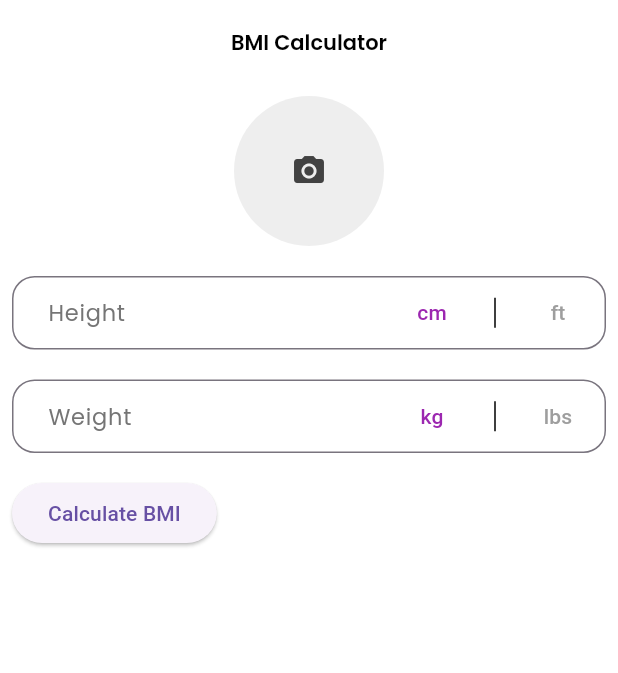
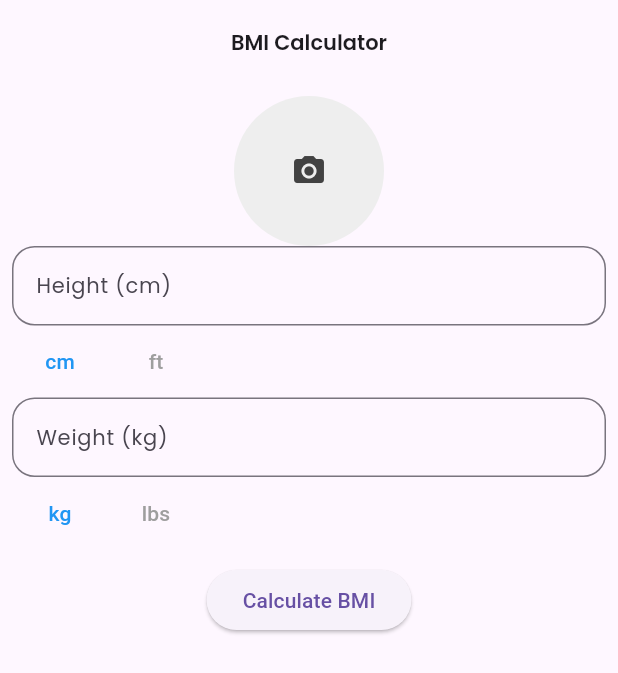
Before and after one commit to aneangel/slugNutrition, a Flutter app: the BMICalculatorScreen screen opened directly, on a phone screen of 412 x 824 dp. Shown: the top 673 px of the screen. Run offline on Flutter 3.47's test engine with Material 3 defaults, Android fonts, the phone set to English and light mode, and no system bars; our stand-ins replace cloud_firestore, firebase_auth, firebase_core, flutter_native_splash, flutter_otp_text_field, get and 7 more; missing offline and left inert: flutter_facebook_auth; accounts and stored records are empty.

```diff
--- a/lib/src/features/core/screens/bmi/bmi.dart
+++ b/lib/src/features/core/screens/bmi/bmi.dart
@@ -12,8 +12,6 @@ class _BMICalculatorScreenState extends State<BMICalculatorScreen> {
   final TextEditingController _heightController = TextEditingController();
   final TextEditingController _weightController = TextEditingController();
   double _bmi = 0;
-  String _heightUnit = 'cm'; // Default unit
-  String _weightUnit = 'kg'; // Default unit
   String _selectedUnit = 'cm';
   String _selectedWUnit = 'kg';
   File? _profileImage;
@@ -35,22 +33,6 @@ class _BMICalculatorScreenState extends State<BMICalculatorScreen> {
     }
   }
 
-  void calculateBMI() {
-    final heightInCm =
-        convertFeetInchesToCm(_heightController.text); // Height conversion
-    final weightInKg = convertPoundsToKg(
-        double.parse(_weightController.text)); // Weight conversion
-
-    if (heightInCm > 0) {
-      final heightInMeters = heightInCm / 100;
-      final bmi = weightInKg / (heightInMeters * heightInMeters);
-      // Use the BMI value for your logic
-      print("BMI is $bmi");
-    } else {
-      // Handle error: invalid height input
-    }
-  }
-
   @override
   void initState() {
     super.initState();
@@ -66,45 +48,82 @@ class _BMICalculatorScreenState extends State<BMICalculatorScreen> {
   }
 
   void _formatHeightInput() {
-    String text = _heightController.text;
+    if (_selectedUnit == 'ft') {
+      final text = _heightController.text;
+      // Regex to match feet and optional inches with or without quotes
+      final regex = RegExp(r'^(\d+)' r"'?" r'(\d{0,2})' r'"?$');
 
-    // This is a basic implementation and might need adjustments
-    // to handle edge cases and improve usability.
-    if (_selectedUnit == 'ft' &&
-        text.isNotEmpty &&
-        !text.contains("'") &&
-        text.length <= 2) {
-      text += "'"; // Append a single quote to indicate feet
-      _heightController.value = TextEditingValue(
-        text: text,
-        selection: TextSelection.collapsed(offset: text.length),
+      if (regex.hasMatch(text)) {
+        final match = regex.firstMatch(text)!;
+        String feet = match.group(1)!;
+        String inches = match.group(2)!;
+
+        // Check if the last character is a digit or a quote
+        bool isLastCharDigit = text.isNotEmpty && '0123456789'.contains(text[text.length - 1]);
+
+        // If inches are 2 digits long, or the last character is not a digit, auto-format with a closing quote
+        if (inches.length == 2 || (!isLastCharDigit && inches.isNotEmpty)) {
+          inches += '"';
+        }
+
+        // Rebuild the formatted text only if inches are present or the last character is a quote
+        if (inches.isNotEmpty || text.endsWith('"')) {
+          String formattedText = "$feet'$inches";
+          // Update the controller text without moving the cursor to the end
+          TextEditingValue value = TextEditingValue(
+            text: formattedText,
+            selection: TextSelection.collapsed(offset: _heightController.selection.baseOffset),
           );
+
+          // Prevent cursor from moving to the end when deleting characters
+          if (value.text.length >= _heightController.value.text.length || text.endsWith('"')) {
+            _heightController.value = value;
+          }
+        }
+      }
     }
   }
 
+
   double convertFeetInchesToCm(String feetInches) {
     final parts = feetInches.split("'");
-    if (parts.length == 2) {
+    if (parts.length >= 1) {
       final feet = int.parse(parts[0]);
-      final inches = int.parse(parts[1]);
-      return ((feet * 12) + inches) * 2.54; // Convert total inches to cm
+      final inches = parts.length > 1 ? int.parse(parts[1].replaceAll('"', '')) : 0;
+      return ((feet * 12) + inches) * 2.54;
     }
-    return 0; // Default to 0 or handle error appropriately
+    return 0;
   }
 
   double convertPoundsToKg(double pounds) {
     return pounds * 0.453592;
   }
 
+  void calculateBMI() {
+    double heightInCm;
+    if (_selectedUnit == 'ft') {
+      heightInCm = convertFeetInchesToCm(_heightController.text);
+    } else {
+      heightInCm = double.parse(_heightController.text);
+    }
+
+    final weightInKg = _selectedWUnit == 'lbs'
+        ? convertPoundsToKg(double.parse(_weightController.text))
+        : double.parse(_weightController.text);
+
+    if (heightInCm > 0) {
+      final heightInMeters = heightInCm / 100;
+      setState(() {
+        _bmi = weightInKg / (heightInMeters * heightInMeters);
+      });
+    }
+  }
+
   @override
   Widget build(BuildContext context) {
     return Scaffold(
-      backgroundColor: Colors.white,
       appBar: AppBar(
-        title: Text('BMI Calculator'),
-        backgroundColor: Colors.white,
-        elevation: 0, // Removes shadow
-        foregroundColor: Colors.black, // Text color
+        title: const Text('BMI Calculator'),
       ),
       body: Padding(
         padding: const EdgeInsets.all(8.0),
@@ -128,186 +147,57 @@ class _BMICalculatorScreenState extends State<BMICalculatorScreen> {
                   ),
                 ),
               ),
-              SizedBox(height: 20),
               TextFormField(
                 controller: _heightController,
-                style: TextStyle(
-                  color:
-                      Colors.black, // This sets the input text color to black
+                decoration: InputDecoration(
+                  labelText: 'Height (${_selectedUnit == 'cm' ? 'cm' : 'ft'})',
                 ),
-                decoration: InputDecoration(
-                  labelStyle: TextStyle(
-                    fontSize: 15,
-                    color: Colors.grey
-                        .shade600, // Changes the color of the labelText (placeholder)
+                keyboardType: TextInputType.number,
               ),
-                  labelText: 'Height',
-                  contentPadding: EdgeInsets.only(
-                      left: 20,
-                      top: 14,
-                      bottom: 14), // Adjust these values as needed
-                  border: OutlineInputBorder(
-                    borderRadius: BorderRadius.circular(15.0),
-                    borderSide: BorderSide(
-                        color: Colors.grey.shade400), // Default Border Color
-                  ),
-                  focusedBorder: OutlineInputBorder(
-                    // Border style when the input field is focused
-                    borderRadius: BorderRadius.circular(15.0),
-                    borderSide: BorderSide(color: Colors.purple),
-                  ),
-                  floatingLabelStyle: TextStyle(
-                    color: Colors
-                        .purple, // Optional: Use this to change floating label color when focused
-                  ),
-                  suffixIcon: Container(
-                    width:
-                        150, // Give it an appropriate size to fit the buttons
-                    child: Row(
-                      mainAxisAlignment:
-                          MainAxisAlignment.end, // Align to the right
+              Row(
                 children: [
                   TextButton(
-                          style: TextButton.styleFrom(
-                            primary: _selectedUnit == 'cm'
-                                ? Colors.purple
-                                : Colors.grey,
-                          ),
                     onPressed: () => setState(() => _selectedUnit = 'cm'),
-                          child: Text('cm'),
-                        ),
-                        Container(
-                          height:
-                              20, // Adjust the height to fit within the input field
-                          child: VerticalDivider(
-                            color: Colors.black, // Color of the vertical bar
-                            width: 20, // Space it takes horizontally
-                            thickness: 1, // Thickness of the bar
-                          ),
+                    child: Text('cm', style: TextStyle(color: _selectedUnit == 'cm' ? Colors.blue : Colors.grey)),
                   ),
                   TextButton(
-                          style: TextButton.styleFrom(
-                            primary: _selectedUnit == 'ft'
-                                ? Colors.purple
-                                : Colors.grey,
-                          ),
                     onPressed: () => setState(() => _selectedUnit = 'ft'),
-                          child: Text('ft'),
+                    child: Text('ft', style: TextStyle(color: _selectedUnit == 'ft' ? Colors.blue : Colors.grey)),
                   ),
                 ],
               ),
-                  ),
+              TextFormField(
+                controller: _weightController,
+                decoration: InputDecoration(
+                  labelText: 'Weight (${_selectedWUnit == 'kg' ? 'kg' : 'lbs'})',
                 ),
                 keyboardType: TextInputType.number,
-                validator: (value) {
-                  if (value != null && value.contains("'")) {
-                    final parts = value.split("'");
-                    if (parts.length == 2) {
-                      final feet = int.tryParse(parts[0]);
-                      final inches = int.tryParse(parts[1]);
-                      if (feet == null || inches == null) {
-                        return 'Invalid format';
-                      }
-                      if (inches >= 11) {
-                        return 'Inches must be less than 12';
-                      }
-                    } else {
-                      return 'Invalid format';
-                    }
-                  }
-                  return null;
-                },
               ),
-              SizedBox(height: 20),
-              TextFormField(
-                style: TextStyle(
-                  color:
-                      Colors.black, // This sets the input text color to black
-                ),
-                decoration: InputDecoration(
-                  labelStyle: TextStyle(
-                    fontSize: 15,
-                    color: Colors.grey
-                        .shade600, // Changes the color of the labelText (placeholder)
-                  ),
-                  labelText: 'Weight',
-                  contentPadding: EdgeInsets.only(
-                      left: 20,
-                      top: 14,
-                      bottom: 14), // Adjust these values as needed
-                  border: OutlineInputBorder(
-                    borderRadius: BorderRadius.circular(15.0),
-                    borderSide: BorderSide(
-                        color: Colors.grey.shade400), // Default Border Color
-                  ),
-                  focusedBorder: OutlineInputBorder(
-                    // Border style when the input field is focused
-                    borderRadius: BorderRadius.circular(15.0),
-                    borderSide: BorderSide(color: Colors.purple),
-                  ),
-                  floatingLabelStyle: TextStyle(
-                    color: Colors
-                        .purple, // Optional: Use this to change floating label color when focused
-                  ),
-                  suffixIcon: Container(
-                    width:
-                        150, // Give it an appropriate size to fit the buttons
-                    child: Row(
-                      mainAxisAlignment:
-                          MainAxisAlignment.end, // Align to the right
+              Row(
                 children: [
                   TextButton(
-                          style: TextButton.styleFrom(
-                            primary: _selectedWUnit == 'kg'
-                                ? Colors.purple
-                                : Colors.grey,
-                          ),
-                          onPressed: () =>
-                              setState(() => _selectedWUnit = 'kg'),
-                          child: Text('kg'),
-                        ),
-                        Container(
-                          height:
-                              20, // Adjust the height to fit within the input field
-                          child: VerticalDivider(
-                            color: Colors.black, // Color of the vertical bar
-                            width: 20, // Space it takes horizontally
-                            thickness: 1, // Thickness of the bar
-                          ),
+                    onPressed: () => setState(() => _selectedWUnit = 'kg'),
+                    child: Text('kg', style: TextStyle(color: _selectedWUnit == 'kg' ? Colors.blue : Colors.grey)),
                   ),
                   TextButton(
-                          style: TextButton.styleFrom(
-                            primary: _selectedWUnit == 'lbs'
-                                ? Colors.purple
-                                : Colors.grey,
-                          ),
-                          onPressed: () =>
-                              setState(() => _selectedWUnit = 'lbs'),
-                          child: Text('lbs'),
+                    onPressed: () => setState(() => _selectedWUnit = 'lbs'),
+                    child: Text('lbs', style: TextStyle(color: _selectedWUnit == 'lbs' ? Colors.blue : Colors.grey)),
                   ),
                 ],
               ),
-                  ),
-                ),
-                keyboardType: TextInputType.number,
-              ),
-              Padding(
-                padding: const EdgeInsets.symmetric(vertical: 16.0),
+              const SizedBox(height: 10),
+              Center(
                 child: ElevatedButton(
                   onPressed: () {
                     if (_formKey.currentState!.validate()) {
                       calculateBMI();
                     }
                   },
-                  child: Text('Calculate BMI'),
+                  child: const Text('Calculate BMI'),
                 ),
               ),
-              if (_bmi > 0)
-                Text(
-                  'Your BMI is ${_bmi.toStringAsFixed(2)}',
-                  style: TextStyle(
-                    color: Colors.black, // Set the text color to black
-                  ),
+              Center(
+                child: _bmi > 0 ? Text('Your BMI is ${_bmi.toStringAsFixed(2)}') : Container(),
               ),
             ],
           ),
```
Lines whose indentation alone changed are shown as unchanged.
